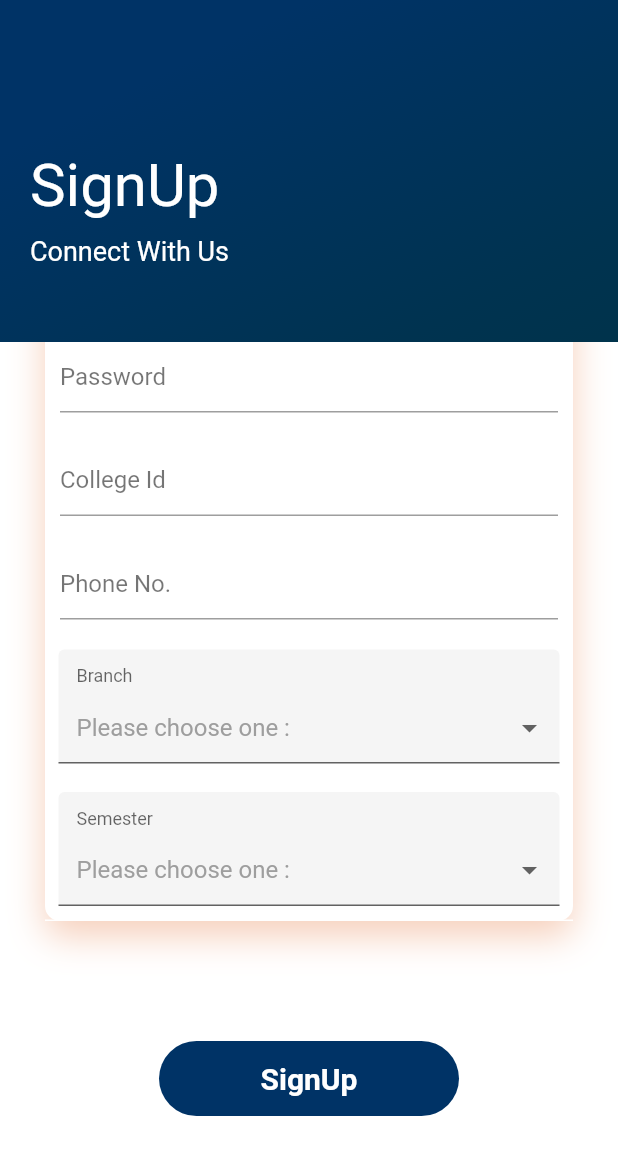
After one commit to nevilparmar11/CSI-App, a Flutter app: the SignUpPage screen opened directly, scrolled down 239 dp, after a tap on "SignUp", on a phone screen of 412 x 824 dp. The commit adds this screen. Shown: the top 1155 px of the screen. Run offline on Flutter 3.47's test engine with Material 2 defaults, Android fonts, the phone set to English and light mode, and no system bars; drawn by our look-alikes of dropdown_formfield; our stand-ins replace cloud_firestore, firebase_auth, intro_slider, shared_preferences, simple_animations; accounts and stored records are empty; network calls fail.

Commit message:
Done with User Registration and verification of email and Phone no.

```diff
--- /dev/null
+++ b/lib/Models/UserModel.dart
@@ -0,0 +1,16 @@
+import 'dart:core';
+
+class User {
+   String name,email,password,branch,studentId;
+   String semester,phoneNo;
+
+   User(String uid,String name,String email,String password,String branch,String studentId,String semester,String phoneNo){
+     this.name = name;
+     this.email = email;
+     this.password = password;
+     this.branch = branch;
+     this.studentId = studentId;
+     this.semester = semester;
+     this.phoneNo = phoneNo;
+   }
+}
--- /dev/null
+++ b/lib/SignUpPage.dart
@@ -0,0 +1,527 @@
+import 'package:csi/Animation/FadeAnimation.dart';
+import 'package:csi/Models/UserModel.dart';
+import 'package:csi/sliding_login.dart';
+import 'package:firebase_auth/firebase_auth.dart';
+import 'package:flutter/material.dart';
+import 'package:dropdown_formfield/dropdown_formfield.dart';
+import 'package:csi/services/database.dart';
+import 'package:flutter/services.dart';
+
+class SignUpPage extends StatefulWidget {
+  static String uid, name, email, password, branch, studentId, semester,phoneNo;
+  static String verificationId;
+  static String smsOTP;
+  static String errorMessage = '';
+  @override
+  _SignUpPageState createState() => _SignUpPageState();
+}
+
+class _SignUpPageState extends State<SignUpPage> {
+  final formKey = new GlobalKey<FormState>();
+
+  bool validateAndSave(){
+    final form  = formKey.currentState;
+    if(form.validate())
+    {
+      form.save();
+      return true;
+    }
+    return false;
+  }
+
+  FirebaseAuth _auth = FirebaseAuth.instance;
+  Future<void> verifyPhone() async {
+        final PhoneCodeSent smsOTPSent = (String verId, [int forceCodeResend]) {
+            SignUpPage.verificationId = verId;
+            smsOTPDialog(context).then((value) {
+            print('sign in');
+            });
+        };
+        try {
+            await _auth.verifyPhoneNumber(
+                phoneNumber: "+91" + SignUpPage.phoneNo, // PHONE NUMBER TO SEND OTP
+                codeAutoRetrievalTimeout: (String verId) {
+                //Starts the phone number verification process for the given phone number.
+                //Either sends an SMS with a 6 digit code to the phone number specified, or sign's the user in and [verificationCompleted] is called.
+                SignUpPage.verificationId = verId;
+                },
+                codeSent:
+                    smsOTPSent, // WHEN CODE SENT THEN WE OPEN DIALOG TO ENTER OTP.
+                timeout: const Duration(seconds: 60),
+                verificationCompleted: (AuthCredential phoneAuthCredential) {
+                print(phoneAuthCredential);
+                },
+                verificationFailed: (AuthException exceptio) {
+                print('${exceptio.message}');
+                });
+        } catch (e) {
+            handleError(e);
+        }
+    }
+
+    Future<bool> smsOTPDialog(BuildContext context) {
+        return showDialog(
+            context: context,
+            barrierDismissible: false,
+            builder: (BuildContext context) {
+                return new AlertDialog(
+                title: Text('Enter SMS Code'),
+                content: Container(
+                    height: 85,
+                    child: Column(children: [
+                    TextField(
+                        onChanged: (value) {
+                        SignUpPage.smsOTP = value;
+                        },
+                    ),
+                    (SignUpPage.errorMessage != ''
+                        ? Text(
+                            SignUpPage.errorMessage,
+                            style: TextStyle(color: Colors.red),
+                            )
+                        : Container())
+                    ]),
+                ),
+                contentPadding: EdgeInsets.all(10),
+                actions: <Widget>[
+                    FlatButton(
+                    child: Text('Done'),
+                    onPressed: () {
+                        _auth.currentUser().then((user) {
+                        if (user != null) {
+                            Navigator.of(context).pop();
+                            Navigator.of(context).pushReplacementNamed('/MainPage');
+                        } else {
+                            signIn();
+                        }
+                        });
+                    },
+                    )
+                ],
+                );
+        });
+    }
+
+    signIn() async {
+        try {
+            final AuthCredential credential = PhoneAuthProvider.getCredential(
+            verificationId:SignUpPage.verificationId,
+            smsCode:SignUpPage.smsOTP,
+            );
+            final AuthResult user = await _auth.signInWithCredential(credential);
+            final FirebaseUser currentUser = await _auth.currentUser();
+            //assert(user.uid == currentUser.uid);
+            Navigator.of(context).pop();
+            Navigator.of(context).pushReplacementNamed('/MainPage');
+        } catch (e) {
+            handleError(e);
+        }
+    }
+
+    handleError(PlatformException error) {
+        print(error);
+        switch (error.code) {
+            case 'ERROR_INVALID_VERIFICATION_CODE':
+            FocusScope.of(context).requestFocus(new FocusNode());
+            setState(() {
+                SignUpPage.errorMessage = 'Invalid Code';
+            });
+            Navigator.of(context).pop();
+            smsOTPDialog(context).then((value) {
+                print('sign in');
+            });
+            break;
+            default:
+            setState(() {
+                SignUpPage.errorMessage = error.message;
+            });
+
+            break;
+        }
+    }
+
+  void validateAndSubmit() async{
+    if(validateAndSave()){
+      FirebaseAuth auth = FirebaseAuth.instance;
+       final FirebaseUser user = (await auth.createUserWithEmailAndPassword(
+      email: SignUpPage.email,
+      password: SignUpPage.password,
+    )).user;
+    if (user != null) {
+      print('user creation successful');
+      try {
+        await user.sendEmailVerification();
+        await verifyPhone();
+     } catch (e) {
+        print("An error occured while trying to send email verification");
+        print(e.message);
+     }
+      //create new model of new user
+      User usermodel = new User(SignUpPage.uid,
+      SignUpPage.name,
+      SignUpPage.email,
+      SignUpPage.password,
+      SignUpPage.branch,
+      SignUpPage.studentId,
+      SignUpPage.semester,
+      SignUpPage.phoneNo);
+
+      //add extra details of created user
+      await DatabaseService(uid:user.uid).updateUserData(usermodel);
+      if(user.isEmailVerified){
+        Navigator.of(context).pushReplacement(MaterialPageRoute(builder: (BuildContext context) => Login()) );
+      }
+      else{
+        print('Please Verify Your Email');
+      }
+    } else {
+      print('user creation failed');
+    }
+    }else{
+      print('form validation failed');
+    }
+  }
+
+  @override
+  Widget build(BuildContext context) {
+    return Scaffold(
+      body: Center(
+        child: Container(
+          width: double.infinity,
+          decoration: BoxDecoration(
+              gradient: LinearGradient(begin: Alignment.topCenter, colors: [
+            Color(0xff003366),
+            Color(0xff003350),
+            Color(0xff003340)
+          ])),
+          child: Column(
+            crossAxisAlignment: CrossAxisAlignment.start,
+            children: <Widget>[
+              SizedBox(
+                height: 80,
+              ),
+              Padding(
+                padding: EdgeInsets.all(20),
+                child: Column(
+                  crossAxisAlignment: CrossAxisAlignment.start,
+                  children: <Widget>[
+                    FadeAnimation(
+                        1,
+                        Text(
+                          "SignUp",
+                          style: TextStyle(color: Colors.white, fontSize: 40),
+                        )),
+                    SizedBox(
+                      height: 10,
+                    ),
+                    FadeAnimation(
+                        1.3,
+                        Text(
+                          "Connect With Us",
+                          style: TextStyle(color: Colors.white, fontSize: 18),
+                        )),
+                  ],
+                ),
+              ),
+              SizedBox(
+                height: 30,
+              ),
+              Expanded(
+                child: SingleChildScrollView(
+                  // child: Center(
+                  child: Container(
+                    decoration: BoxDecoration(
+                        color: Colors.white,
+                        borderRadius: BorderRadius.only(
+                            topLeft: Radius.circular(60),
+                            topRight: Radius.circular(60))),
+                    child: Padding(
+                      padding: EdgeInsets.all(30),
+                      child: Column(
+                        children: <Widget>[
+                          SizedBox(
+                            height: 60,
+                          ),
+                          FadeAnimation(
+                              1.4,
+                              Container(
+                                decoration: BoxDecoration(
+                                    color: Colors.white,
+                                    borderRadius: BorderRadius.circular(10),
+                                    boxShadow: [
+                                      BoxShadow(
+                                          color:
+                                              Color.fromRGBO(225, 95, 27, .3),
+                                          blurRadius: 20,
+                                          offset: Offset(0, 10))
+                                    ]),
+                                child: Form(
+                                  key: formKey,
+                                  child: Column(
+                                    children: <Widget>[
+                                      Container(
+                                        padding: EdgeInsets.all(10),
+                                        decoration: BoxDecoration(
+                                            border: Border(
+                                                bottom: BorderSide(
+                                                    color: Colors.white))),
+                                        child: TextFormField(
+                                          onSaved: (value){
+                                            setState(() {
+                                              SignUpPage.name = value;
+                                            });
+                                          },
+                                          decoration: InputDecoration(
+                                            hintText: "Name",
+                                            hintStyle: TextStyle(
+                                                color: Colors.black54),
+                                            border: new UnderlineInputBorder(),
+                                          ),
+                                        ),
+                                      ),
+                                      Container(
+                                        padding: EdgeInsets.all(10),
+                                        decoration: BoxDecoration(
+                                            border: Border(
+                                                bottom: BorderSide(
+                                                    color: Colors.white))),
+                                        child: TextFormField(
+                                          onSaved: (value){
+                                            setState(() {
+                                              SignUpPage.email = value;
+                                            });
+                                          },
+                                          decoration: InputDecoration(
+                                              hintText: "Email",
+                                              hintStyle: TextStyle(
+                                                  color: Colors.black54),
+                                              border:
+                                                  new UnderlineInputBorder()),
+                                        ),
+                                      ),
+                                      Container(
+                                        padding: EdgeInsets.all(10),
+                                        decoration: BoxDecoration(
+                                            border: Border(
+                                                bottom: BorderSide(
+                                                    color: Colors.white))),
+                                        child: TextFormField(
+                                          onSaved: (value){
+                                            setState(() {
+                                              SignUpPage.password = value;
+                                            });
+                                          },
+                                          obscureText: true,
+                                          decoration: InputDecoration(
+                                            hintText: "Password",
+                                            hintStyle: TextStyle(
+                                                color: Colors.black54),
+                                            border: new UnderlineInputBorder(),
+                                          ),
+                                        ),
+                                      ),
+                                      Container(
+                                        padding: EdgeInsets.all(10),
+                                        decoration: BoxDecoration(
+                                            border: Border(
+                                                bottom: BorderSide(
+                                                    color: Colors.white))),
+                                        child: TextFormField(
+                                          onSaved: (value){
+                                            setState(() {
+                                              SignUpPage.studentId = value;
+                                            });
+                                          },
+
+                                          decoration: InputDecoration(
+                                            hintText: "College Id",
+                                            hintStyle: TextStyle(
+                                                color: Colors.black54),
+                                            border: new UnderlineInputBorder(),
+                                          ),
+                                        ),
+                                      ),
+                                      Container(
+                                        padding: EdgeInsets.all(10),
+                                        decoration: BoxDecoration(
+                                            border: Border(
+                                                bottom: BorderSide(
+                                                    color: Colors.white))),
+                                        child: TextFormField(
+                                          onSaved: (value){
+                                            setState(() {
+                                              SignUpPage.phoneNo = value;
+                                            });
+                                          },
+
+                                          decoration: InputDecoration(
+                                            hintText: "Phone No.",
+                                            hintStyle: TextStyle(
+                                                color: Colors.black54),
+                                            border: new UnderlineInputBorder(),
+                                          ),
+                                        ),
+                                      ),
+                                      Container(
+                                        padding: EdgeInsets.all(9),
+                                        decoration: BoxDecoration(
+                                            border: Border(
+                                                bottom: BorderSide(
+                                                    color: Colors.white))),
+                                        child: DropDownFormField(
+                                          titleText: 'Branch',
+                                          hintText: 'Please choose one :',
+                                          value: SignUpPage.branch,
+                                          onSaved: (value) {
+                                            setState(() {
+                                              SignUpPage.branch = value;
+                                            });
+                                          },
+                                          onChanged: (value) {
+                                            setState(() {
+                                              SignUpPage.branch = value;
+                                            });
+                                          },
+                                          dataSource: [
+                                            {
+                                              "display": "CE",
+                                              "value": "CE",
+                                            },
+                                            {
+                                              "display": "IT",
+                                              "value": "IT",
+                                            },
+                                            {
+                                              "display": "CH",
+                                              "value": "CH",
+                                            },
+                                            {
+                                              "display": "MH",
+                                              "value": "MH",
+                                            },
+                                            {
+                                              "display": "Civil",
+                                              "value": "Civil",
+                                            },
+                                            {
+                                              "display": "IC",
+                                              "value": "IC",
+                                            },
+                                            {
+                                              "display": "EC",
+                                              "value": "EC",
+                                            },
+                                          ],
+                                          textField: 'display',
+                                          valueField: 'value',
+                                        ),
+                                      ),
+                                      Container(
+                                        padding: EdgeInsets.all(9),
+                                        decoration: BoxDecoration(
+                                            border: Border(
+                                                bottom: BorderSide(
+                                                    color: Colors.white))),
+                                        child: DropDownFormField(
+                                          titleText: 'Semester',
+                                          hintText: 'Please choose one :',
+                                          value: SignUpPage.semester,
+                                          onSaved: (value) {
+                                            setState(() {
+                                              SignUpPage.semester = value;
+                                            });
+                                          },
+                                          onChanged: (value) {
+                                            setState(() {
+                                              SignUpPage.semester = value;
+                                            });
+                                          },
+                                          dataSource: [
+                                            {
+                                              "display": "1",
+                                              "value": "1",
+                                            },
+                                            {
+                                              "display": "2",
+                                              "value": "2",
+                                            },
+                                            {
+                                              "display": "3",
+                                              "value": "3",
+                                            },
+                                            {
+                                              "display": "4",
+                                              "value": "4",
+                                            },
+                                            {
+                                              "display": "5",
+                                              "value": "5",
+                                            },
+                                            {
+                                              "display": "6",
+                                              "value": "6",
+                                            },
+                                            {
+                                              "display": "7",
+                                              "value": "7",
+                                            },
+                                            {
+                                              "display": "8",
+                                              "value": "8",
+                                            },
+                                          ],
+                                          textField: 'display',
+                                          valueField: 'value',
+                                        ),
+                                      ),
+                                    ],
+                                  ),
+                                ),
+                              )),
+                          SizedBox(
+                            height: 40,
+                          ),
+                          //FadeAnimation(1.5, Text("New User? Register Here.", style: TextStyle(color: Colors.grey),)),
+                          SizedBox(
+                            height: 40,
+                          ),
+                          FadeAnimation(
+                              1.6,
+                              Container(
+                                height: 50,
+                                margin: EdgeInsets.symmetric(horizontal: 50),
+                                decoration: BoxDecoration(
+                                    borderRadius: BorderRadius.circular(50),
+                                    color: Color(0xff003366)),
+                                child: ButtonTheme(
+                                  height: 50,
+                                  minWidth: 200,
+                                  child: FlatButton(
+                                    child: Text(
+                                      "SignUp",
+                                      style: TextStyle(
+                                          color: Colors.white,
+                                          fontWeight: FontWeight.bold,
+                                          fontSize: 20),
+                                    ),
+                                    onPressed: ()=> validateAndSubmit(),
+                                  ),
+                                ),
+                              )),
+                          SizedBox(
+                            height: 50,
+                          ),
+                        ],
+                      ),
+                    ),
+                  ),
+                  // ),
+                ),
+              )
+            ],
+          ),
+        ),
+      ),
+    );
+  }
+}
--- a/lib/intro_screen.dart
+++ b/lib/intro_screen.dart
@@ -56,11 +56,11 @@ class _intro_screenState extends State<intro_screen> {
   }
 
   void onDonePress() {
-    Navigator.of(context).pushReplacement(MaterialPageRoute(builder: (BuildContext context) => HomePage()) );
+    Navigator.of(context).pushReplacement(MaterialPageRoute(builder: (BuildContext context) => Login()) );
   }
 
   void onSkipPress() {
-    Navigator.of(context).pushReplacement(MaterialPageRoute(builder: (BuildContext context) => HomePage()) );
+    Navigator.of(context).pushReplacement(MaterialPageRoute(builder: (BuildContext context) => Login()) );
   }
 
   Widget renderNextBtn() {
--- /dev/null
+++ b/lib/services/database.dart
@@ -0,0 +1,24 @@
+import 'package:cloud_firestore/cloud_firestore.dart';
+
+import 'package:csi/Models/UserModel.dart';
+
+class DatabaseService{
+  final String uid;
+  DatabaseService({this.uid});
+
+  //collection Reference
+  final CollectionReference users = Firestore.instance.collection('users');
+
+  Future updateUserData(User usermodel) async
+  {
+    return await users.document(uid).setData({
+      'Name' : usermodel.name,
+      'Email' : usermodel.email,
+      'Password' : usermodel.password,
+      'Branch' : usermodel.branch,
+      'Semester' : usermodel.semester,
+      'Student Id' : usermodel.studentId,
+      'Phone No.' : usermodel.phoneNo
+    });
+  }
+}
--- a/pubspec.yaml
+++ b/pubspec.yaml
@@ -17,6 +17,7 @@ environment:
   sdk: ">=2.1.0 <3.0.0"
 
 dependencies:
+  dropdown_formfield: ^0.1.1
   firebase_auth: ^0.15.2
   cloud_firestore: ^0.13.0+1
   intro_slider: ^1.0.8
```
Also changed, not shown: lib/main.dart (+11 -4 lines), lib/services/MainPage.dart (added, +29 -0 lines), lib/sliding_login.dart (+69 -20 lines), lib/splash_screen.dart (+5 -5 lines), pubspec.lock, 6 other files.
